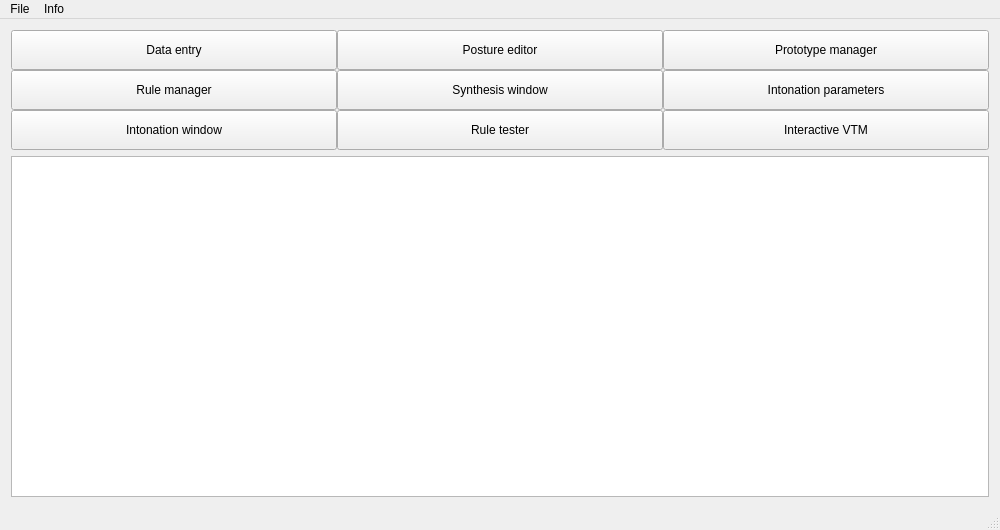
This is ui/MainWindow.ui in mym-br/gama_tts_editor as Qt 5 draws it before an edit. The edited form follows.
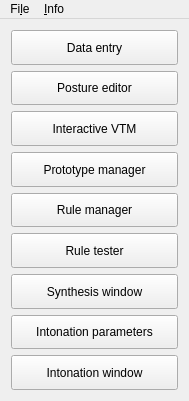
This is the edited form.

Commit message: Remove log widget.

```diff
--- a/ui/MainWindow.ui
+++ b/ui/MainWindow.ui
@@ -6,49 +6,31 @@
    <rect>
     <x>0</x>
     <y>0</y>
-    <width>1000</width>
-    <height>530</height>
+    <width>189</width>
+    <height>401</height>
    </rect>
   </property>
+  <property name="sizePolicy">
+   <sizepolicy hsizetype="Preferred" vsizetype="Preferred">
+    <horstretch>0</horstretch>
+    <verstretch>0</verstretch>
+   </sizepolicy>
+  </property>
   <property name="windowTitle">
    <string>GamaTTS:Editor</string>
   </property>
   <widget class="QWidget" name="centralWidget">
-   <layout class="QVBoxLayout" name="verticalLayout" stretch="0,1">
-    <item>
-     <widget class="QWidget" name="widget" native="true">
       <property name="sizePolicy">
        <sizepolicy hsizetype="Preferred" vsizetype="Preferred">
         <horstretch>0</horstretch>
         <verstretch>0</verstretch>
        </sizepolicy>
       </property>
-      <property name="minimumSize">
-       <size>
-        <width>0</width>
-        <height>120</height>
-       </size>
-      </property>
-      <layout class="QGridLayout" name="gridLayout">
-       <property name="leftMargin">
-        <number>0</number>
-       </property>
-       <property name="topMargin">
-        <number>0</number>
-       </property>
-       <property name="rightMargin">
-        <number>0</number>
-       </property>
-       <property name="bottomMargin">
-        <number>0</number>
-       </property>
-       <property name="spacing">
-        <number>0</number>
-       </property>
-       <item row="0" column="0">
+   <layout class="QVBoxLayout" name="verticalLayout" stretch="0,0,0,0,0,0,0,0,0">
+    <item>
         <widget class="QPushButton" name="dataEntryButton">
          <property name="sizePolicy">
-          <sizepolicy hsizetype="Minimum" vsizetype="MinimumExpanding">
+       <sizepolicy hsizetype="MinimumExpanding" vsizetype="MinimumExpanding">
            <horstretch>0</horstretch>
            <verstretch>0</verstretch>
           </sizepolicy>
@@ -58,23 +40,10 @@
          </property>
         </widget>
        </item>
-       <item row="0" column="2">
-        <widget class="QPushButton" name="prototypeManagerButton">
-         <property name="sizePolicy">
-          <sizepolicy hsizetype="Minimum" vsizetype="MinimumExpanding">
-           <horstretch>0</horstretch>
-           <verstretch>0</verstretch>
-          </sizepolicy>
-         </property>
-         <property name="text">
-          <string>Prototype manager</string>
-         </property>
-        </widget>
-       </item>
-       <item row="0" column="1">
+    <item>
         <widget class="QPushButton" name="postureEditorButton">
          <property name="sizePolicy">
-          <sizepolicy hsizetype="Minimum" vsizetype="MinimumExpanding">
+       <sizepolicy hsizetype="MinimumExpanding" vsizetype="MinimumExpanding">
            <horstretch>0</horstretch>
            <verstretch>0</verstretch>
           </sizepolicy>
@@ -84,10 +53,42 @@
          </property>
         </widget>
        </item>
-       <item row="1" column="0">
+    <item>
+     <widget class="QPushButton" name="interactiveVTMButton">
+      <property name="sizePolicy">
+       <sizepolicy hsizetype="MinimumExpanding" vsizetype="MinimumExpanding">
+        <horstretch>0</horstretch>
+        <verstretch>0</verstretch>
+       </sizepolicy>
+      </property>
+      <property name="minimumSize">
+       <size>
+        <width>0</width>
+        <height>0</height>
+       </size>
+      </property>
+      <property name="text">
+       <string>Interactive VTM</string>
+      </property>
+     </widget>
+    </item>
+    <item>
+     <widget class="QPushButton" name="prototypeManagerButton">
+      <property name="sizePolicy">
+       <sizepolicy hsizetype="MinimumExpanding" vsizetype="MinimumExpanding">
+        <horstretch>0</horstretch>
+        <verstretch>0</verstretch>
+       </sizepolicy>
+      </property>
+      <property name="text">
+       <string>Prototype manager</string>
+      </property>
+     </widget>
+    </item>
+    <item>
         <widget class="QPushButton" name="ruleManagerButton">
          <property name="sizePolicy">
-          <sizepolicy hsizetype="Minimum" vsizetype="MinimumExpanding">
+       <sizepolicy hsizetype="MinimumExpanding" vsizetype="MinimumExpanding">
            <horstretch>0</horstretch>
            <verstretch>0</verstretch>
           </sizepolicy>
@@ -103,10 +104,29 @@
          </property>
         </widget>
        </item>
-       <item row="1" column="1">
+    <item>
+     <widget class="QPushButton" name="ruleTesterButton">
+      <property name="sizePolicy">
+       <sizepolicy hsizetype="MinimumExpanding" vsizetype="MinimumExpanding">
+        <horstretch>0</horstretch>
+        <verstretch>0</verstretch>
+       </sizepolicy>
+      </property>
+      <property name="minimumSize">
+       <size>
+        <width>0</width>
+        <height>0</height>
+       </size>
+      </property>
+      <property name="text">
+       <string>Rule tester</string>
+      </property>
+     </widget>
+    </item>
+    <item>
         <widget class="QPushButton" name="synthesisWindowButton">
          <property name="sizePolicy">
-          <sizepolicy hsizetype="Minimum" vsizetype="MinimumExpanding">
+       <sizepolicy hsizetype="MinimumExpanding" vsizetype="MinimumExpanding">
            <horstretch>0</horstretch>
            <verstretch>0</verstretch>
           </sizepolicy>
@@ -122,10 +142,10 @@
          </property>
         </widget>
        </item>
-       <item row="1" column="2">
+    <item>
         <widget class="QPushButton" name="intonationParametersButton">
          <property name="sizePolicy">
-          <sizepolicy hsizetype="Minimum" vsizetype="MinimumExpanding">
+       <sizepolicy hsizetype="MinimumExpanding" vsizetype="MinimumExpanding">
            <horstretch>0</horstretch>
            <verstretch>0</verstretch>
           </sizepolicy>
@@ -141,10 +161,10 @@
          </property>
         </widget>
        </item>
-       <item row="2" column="0">
+    <item>
         <widget class="QPushButton" name="intonationWindowButton">
          <property name="sizePolicy">
-          <sizepolicy hsizetype="Minimum" vsizetype="MinimumExpanding">
+       <sizepolicy hsizetype="MinimumExpanding" vsizetype="MinimumExpanding">
            <horstretch>0</horstretch>
            <verstretch>0</verstretch>
           </sizepolicy>
@@ -160,57 +180,6 @@
          </property>
         </widget>
        </item>
-       <item row="2" column="1">
-        <widget class="QPushButton" name="ruleTesterButton">
-         <property name="sizePolicy">
-          <sizepolicy hsizetype="Minimum" vsizetype="MinimumExpanding">
-           <horstretch>0</horstretch>
-           <verstretch>0</verstretch>
-          </sizepolicy>
-         </property>
-         <property name="minimumSize">
-          <size>
-           <width>0</width>
-           <height>0</height>
-          </size>
-         </property>
-         <property name="text">
-          <string>Rule tester</string>
-         </property>
-        </widget>
-       </item>
-       <item row="2" column="2">
-        <widget class="QPushButton" name="interactiveVTMButton">
-         <property name="sizePolicy">
-          <sizepolicy hsizetype="Minimum" vsizetype="MinimumExpanding">
-           <horstretch>0</horstretch>
-           <verstretch>0</verstretch>
-          </sizepolicy>
-         </property>
-         <property name="minimumSize">
-          <size>
-           <width>0</width>
-           <height>0</height>
-          </size>
-         </property>
-         <property name="text">
-          <string>Interactive VTM</string>
-         </property>
-        </widget>
-       </item>
-      </layout>
-     </widget>
-    </item>
-    <item>
-     <widget class="QPlainTextEdit" name="logTextEdit">
-      <property name="readOnly">
-       <bool>true</bool>
-      </property>
-      <property name="plainText">
-       <string notr="true"/>
-      </property>
-     </widget>
-    </item>
    </layout>
   </widget>
   <widget class="QMenuBar" name="menuBar">
@@ -218,13 +187,13 @@
     <rect>
      <x>0</x>
      <y>0</y>
-     <width>1000</width>
-     <height>23</height>
+     <width>189</width>
+     <height>32</height>
     </rect>
    </property>
    <widget class="QMenu" name="menuFile">
     <property name="title">
-     <string>File</string>
+     <string>Fi&amp;le</string>
     </property>
     <addaction name="openAction"/>
     <addaction name="saveAction"/>
@@ -236,14 +205,13 @@
    </widget>
    <widget class="QMenu" name="menuInfo">
     <property name="title">
-     <string>Info</string>
+     <string>&amp;Info</string>
     </property>
     <addaction name="aboutAction"/>
    </widget>
    <addaction name="menuFile"/>
    <addaction name="menuInfo"/>
   </widget>
-  <widget class="QStatusBar" name="statusBar"/>
   <action name="quitAction">
    <property name="text">
     <string>Quit</string>
```
Left out of the diff: 12 changed lines with no effect on the pictures. Lines whose indentation alone changed are shown as unchanged. The commit also changes 7 other files.
